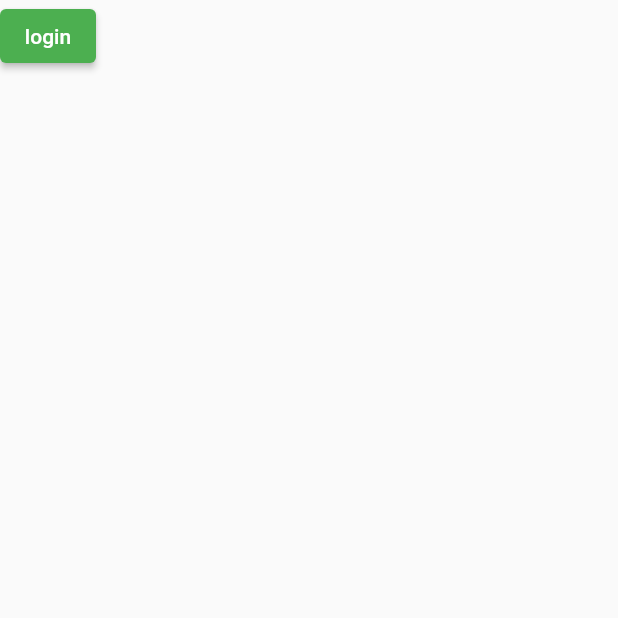
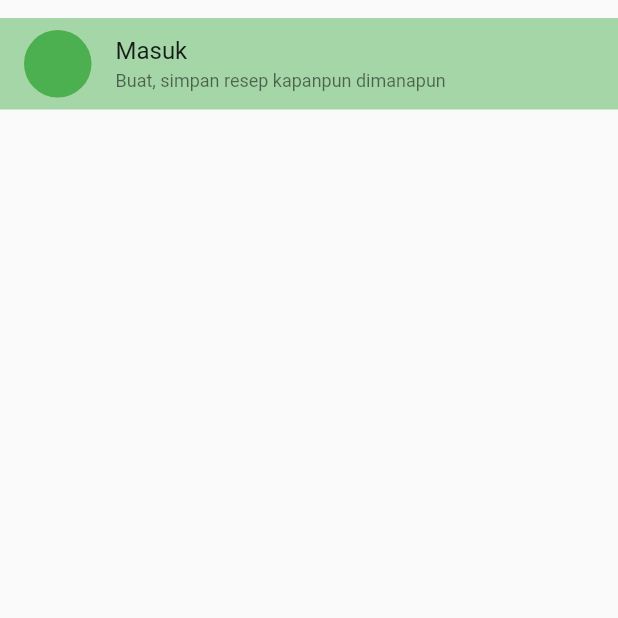
Before and after one commit to agung-w/Recipee, a Flutter app: the ProfilePage screen opened directly, on a phone screen of 412 x 824 dp, the top half of it. Run offline on Flutter 3.47's test engine with Material 2 defaults, Android fonts, the phone set to English and light mode, and no system bars; our stand-ins replace bloc, dio, email_validator, flutter_bloc, flutter_dotenv, freezed_annotation and 2 more; accounts and stored records are empty.

Commit message:
Change enum, app theme & add styling to profile page

```diff
--- a/lib/presentations/navigations/main_page.dart
+++ b/lib/presentations/navigations/main_page.dart
@@ -1,6 +1,6 @@
 import 'package:flutter/material.dart';
 import 'package:ta_recipe_app/presentations/navigations/tab_navigator.dart';
-import 'package:ta_recipe_app/presentations/navigations/tabs.dart';
+import 'package:ta_recipe_app/presentations/navigations/tab_item.dart';
 
 class MainPage extends StatefulWidget {
   const MainPage({super.key});
@@ -85,8 +85,8 @@ class _BottomNavigation extends StatelessWidget {
 
   BottomNavigationBarItem _buildItem(TabItem tabItem) {
     return BottomNavigationBarItem(
-      icon: Icon(tabIcon[tabItem]),
-      label: tabName[tabItem]!,
+      icon: Icon(tabItem.tabIcon),
+      label: tabItem.tabName,
     );
   }
 }
--- a/lib/presentations/navigations/tab_navigator.dart
+++ b/lib/presentations/navigations/tab_navigator.dart
@@ -5,7 +5,7 @@ import 'package:ta_recipe_app/presentations/pages/home_page.dart';
 import 'package:ta_recipe_app/presentations/pages/profile_page.dart';
 import 'package:ta_recipe_app/presentations/pages/shopping_list_page.dart';
 import 'package:ta_recipe_app/presentations/navigations/tab_navigator_routes.dart';
-import 'package:ta_recipe_app/presentations/navigations/tabs.dart';
+import 'package:ta_recipe_app/presentations/navigations/tab_item.dart';
 
 class TabNavigator extends StatelessWidget {
   const TabNavigator(
--- a/lib/presentations/pages/login_page.dart
+++ b/lib/presentations/pages/login_page.dart
@@ -1,5 +1,4 @@
 import 'package:flutter/material.dart';
-import 'package:flutter/scheduler.dart';
 import 'package:flutter_bloc/flutter_bloc.dart';
 import 'package:ta_recipe_app/bloc/user_authentication_bloc.dart';
 import 'package:ta_recipe_app/presentations/widgets/email_input.dart';
--- a/lib/presentations/pages/profile_page.dart
+++ b/lib/presentations/pages/profile_page.dart
@@ -13,12 +13,47 @@ class ProfilePage extends StatelessWidget {
       builder: (context, state) {
         return Scaffold(
             body: state.when(
-          signedIn: (_) => Column(
-            children: [
-              Container(
-                color: Colors.grey,
-                width: 100,
-                height: 100,
+          signedIn: (_) => Padding(
+            padding: const EdgeInsets.all(16),
+            child: Column(children: [
+              Row(
+                children: [
+                  Container(
+                    decoration: BoxDecoration(
+                        color: Colors.grey,
+                        borderRadius: BorderRadius.circular(100)),
+                    width: 100,
+                    height: 100,
+                  ),
+                  Expanded(
+                    child: Container(
+                      padding: const EdgeInsets.only(left: 16),
+                      height: 100,
+                      child: Column(
+                        crossAxisAlignment: CrossAxisAlignment.start,
+                        children: [
+                          Text(
+                            "Agung Wijaya",
+                            style: Theme.of(context).textTheme.displayMedium,
+                          ),
+                          Text(
+                            "Agung Wijaya",
+                            style: Theme.of(context).textTheme.bodySmall,
+                          ),
+                          Row(
+                            children: [
+                              _CountText(count: 100, text: "Following"),
+                              _CountText(count: 100, text: "Follower")
+                            ],
+                          ),
+                          const Spacer(
+                            flex: 3,
+                          ),
+                        ],
+                      ),
+                    ),
+                  ),
+                ],
               ),
               ElevatedButton(
                 onPressed: () {
@@ -28,16 +63,49 @@ class ProfilePage extends StatelessWidget {
                 },
                 child: const Text("logout"),
               )
-            ],
+            ]),
           ),
           signedOut: () => Column(
             children: [
-              ElevatedButton(
-                onPressed: () {
+              InkWell(
+                child: Container(
+                  color: Theme.of(context).colorScheme.background,
+                  padding: const EdgeInsets.fromLTRB(16, 8, 16, 8),
+                  margin: const EdgeInsets.only(top: 12),
+                  child: Row(
+                    children: [
+                      Container(
+                        width: 45,
+                        height: 45,
+                        decoration: BoxDecoration(
+                            borderRadius: BorderRadius.circular(100),
+                            color: Theme.of(context).colorScheme.primary),
+                      ),
+                      Container(
+                        height: 45,
+                        padding: const EdgeInsets.only(left: 16),
+                        child: Column(
+                          mainAxisAlignment: MainAxisAlignment.spaceEvenly,
+                          crossAxisAlignment: CrossAxisAlignment.start,
+                          children: [
+                            Text(
+                              'Masuk',
+                              style: Theme.of(context).textTheme.titleMedium,
+                            ),
+                            Text(
+                              'Buat, simpan resep kapanpun dimanapun',
+                              style: Theme.of(context).textTheme.bodySmall,
+                            )
+                          ],
+                        ),
+                      )
+                    ],
+                  ),
+                ),
+                onTap: () {
                   Navigator.of(context, rootNavigator: true).push(
                       MaterialPageRoute(builder: (_) => const LoginPage()));
                 },
-                child: const Text("login"),
               ),
             ],
           ),
@@ -59,3 +127,26 @@ class ProfilePage extends StatelessWidget {
     );
   }
 }
+
+class _CountText extends StatelessWidget {
+  final int count;
+  final String text;
+  const _CountText({
+    required this.count,
+    required this.text,
+  });
+
+  @override
+  Widget build(BuildContext context) {
+    return InkWell(
+      onTap: () {},
+      child: Row(
+        children: [
+          Text(count.toString()),
+          const Text(" "),
+          Text(text.toString()),
+        ],
+      ),
+    );
+  }
+}
--- a/lib/presentations/theme/app_theme.dart
+++ b/lib/presentations/theme/app_theme.dart
@@ -15,8 +15,8 @@ ThemeData lightTheme = ThemeData(
       primarySwatch: Colors.green,
     ),
     textTheme: const TextTheme(
-        bodyMedium: TextStyle(color: Colors.purple),
-        bodySmall: TextStyle(color: Colors.black)),
+        bodyMedium: TextStyle(fontSize: 14),
+        displayMedium: TextStyle(fontSize: 22, fontWeight: FontWeight.w700)),
     bottomNavigationBarTheme: const BottomNavigationBarThemeData(
         selectedItemColor: Colors.amber, unselectedItemColor: Colors.black));
 
```
Also changed, not shown: lib/presentations/navigations/tab_item.dart (added, +13 -0 lines), lib/presentations/navigations/tabs.dart (deleted, +0 -18 lines), pubspec.lock.
